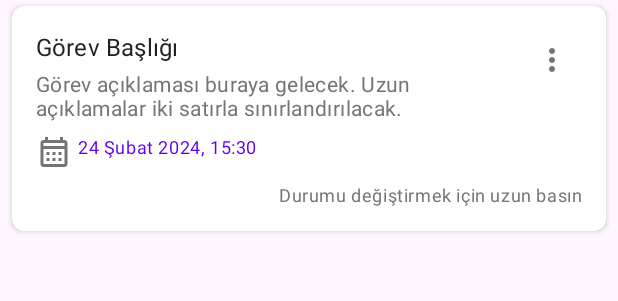
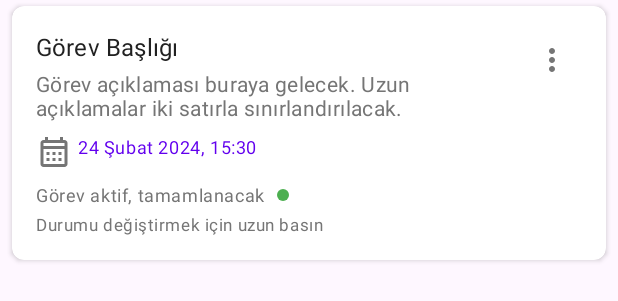
Before and after one commit to hakantahta/hatirlatik, an Android app: the layout item_task.xml on its own in the app's theme, with its tools: preview values and no code run, on a phone screen of 412 x 824 dp. Shown: the top 301 px of the screen. Run offline under Robolectric (Android 15) with nearby library versions, the phone set to English and light mode, and no system bars.

Commit message:
add task status information

```diff
--- /dev/null
+++ b/app/src/main/res/drawable/task_status_active.xml
@@ -0,0 +1,8 @@
+<?xml version="1.0" encoding="utf-8"?>
+<shape xmlns:android="http://schemas.android.com/apk/res/android"
+    android:shape="oval">
+    <size
+        android:width="8dp"
+        android:height="8dp" />
+    <solid android:color="@color/colorSuccess" />
+</shape>
--- a/app/src/main/res/layout/item_task.xml
+++ b/app/src/main/res/layout/item_task.xml
@@ -54,6 +54,39 @@
             app:drawableStartCompat="@drawable/ic_calendar"
             tools:text="24 Şubat 2024, 15:30" />
 
+        <ImageView
+            android:id="@+id/image_task_status"
+            android:layout_width="8dp"
+            android:layout_height="8dp"
+            android:layout_marginStart="8dp"
+            app:layout_constraintBottom_toBottomOf="@+id/text_task_status"
+            app:layout_constraintStart_toEndOf="@+id/text_task_status"
+            app:layout_constraintTop_toTopOf="@+id/text_task_status"
+            tools:src="@drawable/task_status_active" />
+
+        <TextView
+            android:id="@+id/text_task_status"
+            android:layout_width="wrap_content"
+            android:layout_height="wrap_content"
+            android:layout_marginTop="8dp"
+            android:textAppearance="?attr/textAppearanceCaption"
+            android:textColor="?android:attr/textColorSecondary"
+            app:layout_constraintStart_toStartOf="@+id/text_task_datetime"
+            app:layout_constraintTop_toBottomOf="@+id/text_task_datetime"
+            tools:text="Görev aktif, tamamlanacak" />
+
+        <TextView
+            android:id="@+id/text_swipe_hint"
+            android:layout_width="wrap_content"
+            android:layout_height="wrap_content"
+            android:layout_marginTop="4dp"
+            android:textAppearance="?attr/textAppearanceCaption"
+            android:textColor="?android:attr/textColorSecondary"
+            android:text="Durumu değiştirmek için uzun basın"
+            android:textSize="11sp"
+            app:layout_constraintStart_toStartOf="@+id/text_task_status"
+            app:layout_constraintTop_toBottomOf="@+id/text_task_status" />
+
         <ImageButton
             android:id="@+id/image_task_menu"
             android:layout_width="wrap_content"
@@ -65,17 +98,6 @@
             app:layout_constraintTop_toTopOf="parent"
             app:srcCompat="@drawable/ic_more_vert" />
 
-        <TextView
-            android:id="@+id/text_swipe_hint"
-            android:layout_width="wrap_content"
-            android:layout_height="wrap_content"
-            android:layout_marginTop="8dp"
-            android:textAppearance="?attr/textAppearanceCaption"
-            android:textColor="?android:attr/textColorSecondary"
-            android:text="Durumu değiştirmek için uzun basın"
-            app:layout_constraintEnd_toEndOf="parent"
-            app:layout_constraintTop_toBottomOf="@+id/text_task_datetime" />
-
     </androidx.constraintlayout.widget.ConstraintLayout>
 
 </androidx.cardview.widget.CardView>
--- a/app/src/main/res/values/colors.xml
+++ b/app/src/main/res/values/colors.xml
@@ -30,6 +30,7 @@
     <color name="teal_200">#FF03DAC5</color>
     <color name="teal_700">#FF018786</color>
     <color name="colorSuccess">#4CAF50</color>
+    <color name="task_status_completed">#F44336</color>
     <color name="task_completed_background">#F5F5F5</color>
     <color name="task_active_background">#FFFFFF</color>
 
```
Also changed, not shown: app/src/main/java/com/tht/hatirlatik/ui/adapter/TaskAdapter.java (+15 -0 lines), app/src/main/res/drawable/task_status_completed.xml (added, +8 -0 lines).
